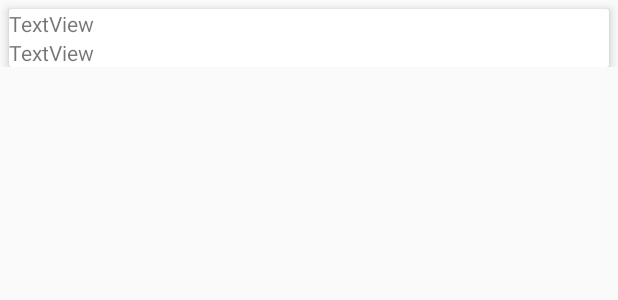
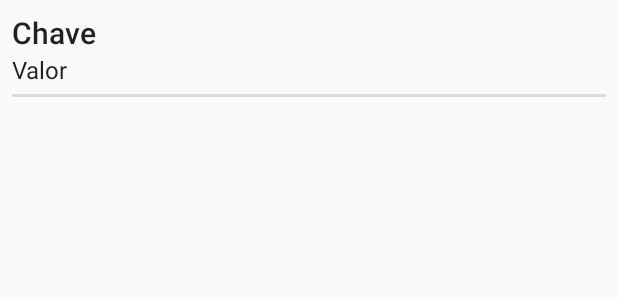
Before and after one commit to thalessd/AllOn, an Android app: the layout item_dado_aluno.xml on its own in the app's theme, with its tools: preview values and no code run, on a phone screen of 412 x 824 dp. Shown: the top 300 px of the screen. Run offline under Robolectric (Android 15) with nearby library versions, the phone set to English and light mode, and no system bars.

Commit message:
criando a activity inicial | Exibição de dados finalizada

```diff
--- a/app/src/main/res/layout/activity_login.xml
+++ b/app/src/main/res/layout/activity_login.xml
@@ -97,6 +97,8 @@
                         <Button
                             android:id="@+id/btnLogin"
                             style="@style/BtnLogin"
+                            android:clickable="true"
+                            android:focusable="true"
                             android:layout_width="wrap_content"
                             android:layout_height="wrap_content"
                             android:layout_marginStart="15sp"
--- a/app/src/main/res/layout/item_dado_aluno.xml
+++ b/app/src/main/res/layout/item_dado_aluno.xml
@@ -1,35 +1,29 @@
 <?xml version="1.0" encoding="utf-8"?>
-<LinearLayout
-    xmlns:android="http://schemas.android.com/apk/res/android"
+<LinearLayout xmlns:android="http://schemas.android.com/apk/res/android"
     android:layout_width="match_parent"
     android:layout_height="wrap_content"
-    android:orientation="vertical">
-
-    <android.support.v7.widget.CardView
-        style="@style/CardPadrao"
-        android:layout_width="match_parent"
-        android:layout_height="match_parent">
-
-        <LinearLayout
-            android:layout_width="match_parent"
-            android:layout_height="match_parent"
-            android:orientation="vertical">
+    android:orientation="vertical"
+    android:padding="8dp">
 
     <TextView
         android:id="@+id/itemChave"
+        style="@style/Base.TextAppearance.AppCompat.Title"
         android:layout_width="match_parent"
         android:layout_height="wrap_content"
-                android:width="1dp"
-                android:text="TextView" />
+        android:text="Chave" />
 
     <TextView
         android:id="@+id/itemValor"
+        style="@style/Base.TextAppearance.AppCompat.Subhead"
         android:layout_width="match_parent"
         android:layout_height="wrap_content"
-                android:width="1dp"
-                android:text="TextView" />
-        </LinearLayout>
+        android:text="Valor" />
 
-    </android.support.v7.widget.CardView>
+    <View
+        android:id="@+id/divider"
+        android:layout_width="match_parent"
+        android:layout_height="2dp"
+        android:layout_marginTop="5dp"
+        android:background="?android:attr/listDivider" />
 
 </LinearLayout>
```
Also changed, not shown: app/src/main/java/com/devdes/allon/controllers/MeusDadosActivity.java (+28 -2 lines), app/src/main/java/com/devdes/allon/models/AlunoOnlineApi.java (+39 -0 lines), app/src/main/res/drawable/ic_exit_to_app_black_24dp.xml (added, +9 -0 lines), app/src/main/res/layout/fragment_home_screen.xml (+40 -7 lines), app/src/main/res/values/strings.xml (+2 -5 lines). Lines whose indentation alone changed are shown as unchanged.
